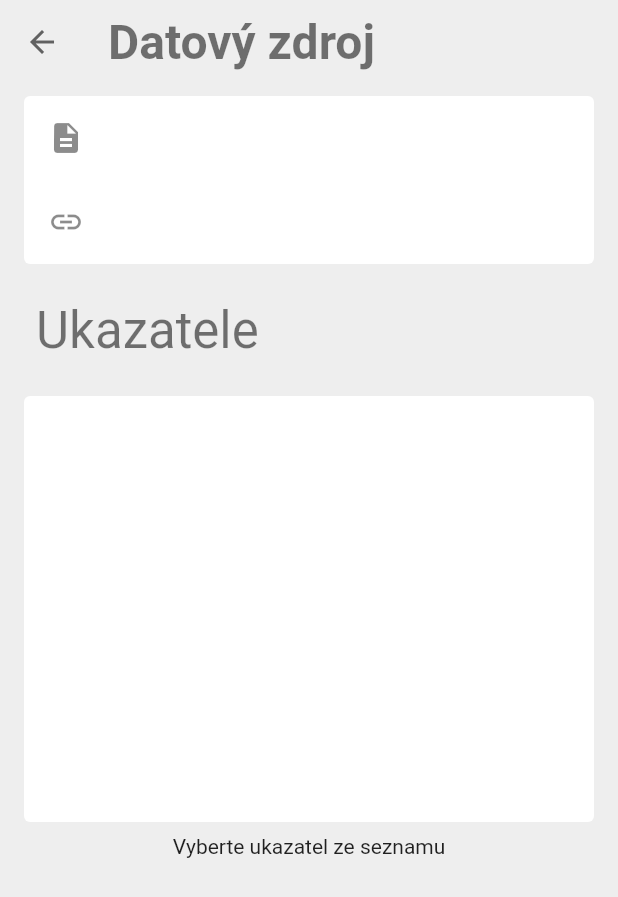
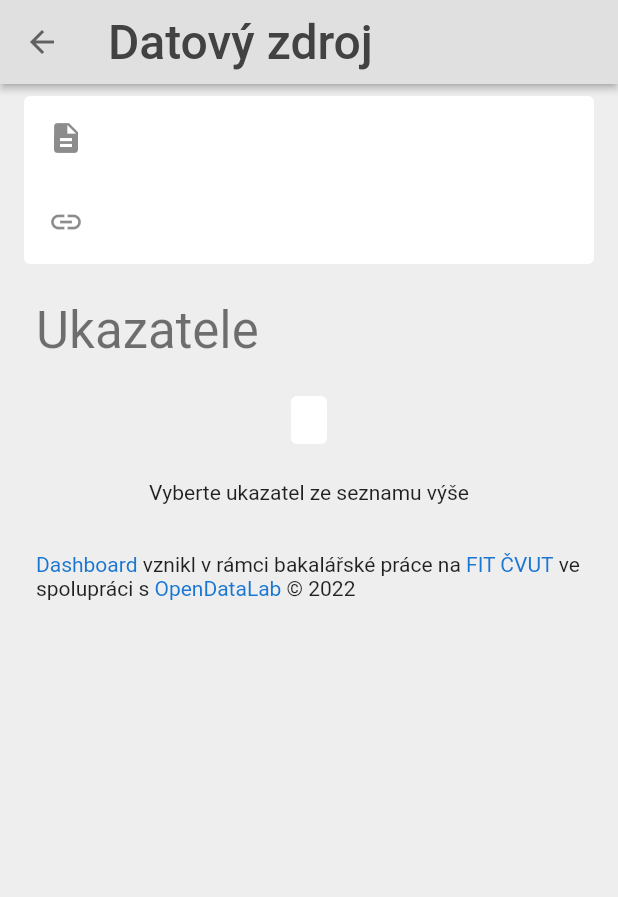
Before and after one commit to opendatalabcz/tfr-dashboard, a Flutter app: the DataSourcePage screen opened directly with empty values, on a phone screen of 412 x 824 dp. Shown: the top 897 px of the screen. Run offline on Flutter 3.47's test engine with Material 2 defaults, Android fonts, the light colour scheme and no system bars; our stand-ins replace flutter_riverpod, riverpod, shared_preferences, syncfusion_flutter_charts; accounts and stored records are empty; network calls fail.

Commit message:
Enhance user experience
- Show scrollbar at all times in selector cards
- Regions are now alphabetically sorted by name in selector card
- Add a footer
- Stretch the TFR chart to the whole Y axis
- Changed scrolling behavior in data source detail page

```diff
--- a/app/lib/src/app/presentation/common.dart
+++ b/app/lib/src/app/presentation/common.dart
@@ -1,4 +1,6 @@
+import 'package:flutter/gestures.dart';
 import 'package:flutter/material.dart';
+import 'package:url_launcher/url_launcher.dart';
 
 import 'package:tfr_dashboard/src/theming/theming.dart';
 
@@ -55,22 +57,20 @@ class SelectorCard<T> extends StatelessWidget {
 
   final TitleSelector<T> titleSelector;
 
+  final bool isScrollable;
+
   const SelectorCard({
     Key? key,
     required this.items,
     required this.isSelected,
     required this.onSelected,
     required this.titleSelector,
+    this.isScrollable = true,
   }) : super(key: key);
 
   @override
   Widget build(BuildContext context) {
-    return Card(
-      child: Padding(
-        padding: CustomTheme.of(context).sizes.tilePadding,
-        child: ListView(
-          controller: ScrollController(),
-          children: [
+    final children = [
       for (final item in items)
         ListTile(
           title: Text(titleSelector(item)),
@@ -85,9 +85,95 @@ class SelectorCard<T> extends StatelessWidget {
             onSelected(item);
           },
         ),
-          ],
+    ];
+
+    if (isScrollable) {
+      final scrollController = ScrollController();
+
+      return Card(
+        child: Padding(
+          padding: CustomTheme.of(context).sizes.padding.copyWith(right: 8.0),
+          child: Scrollbar(
+            controller: scrollController,
+            isAlwaysShown: true,
+            child: Padding(
+              padding: const EdgeInsets.only(right: 18.0),
+              // padding: const EdgeInsets.all(16.0),
+              child: ScrollConfiguration(
+                behavior:
+                    ScrollConfiguration.of(context).copyWith(scrollbars: false),
+                child: ListView(
+                  controller: scrollController,
+                  children: children,
+                ),
+              ),
+            ),
+          ),
+        ),
+      );
+    } else {
+      return Card(
+        child: Padding(
+          padding: CustomTheme.of(context).sizes.padding.copyWith(right: 8.0),
+          child: Column(
+            children: children,
           ),
         ),
       );
     }
   }
+}
+
+class PageFooter extends StatelessWidget {
+  const PageFooter({Key? key}) : super(key: key);
+
+  @override
+  Widget build(BuildContext context) {
+    return Container(
+      padding: CustomTheme.of(context).sizes.padding,
+      child: Center(
+        // 'Dashboard vznikl v rámci bakalářské práce na FIT ČVUT ve spolupráci s OpenDataLab © 2022'
+        child: RichText(
+          text: TextSpan(
+            style: Theme.of(context).textTheme.bodyMedium,
+            children: [
+              TextSpan(
+                text: 'Dashboard',
+                style: TextStyle(
+                  color: Theme.of(context).primaryColor,
+                ),
+                recognizer: TapGestureRecognizer()
+                  ..onTap = () {
+                    launch('https://github.com/opendatalabcz/tfr-dashboard');
+                  },
+              ),
+              const TextSpan(text: ' vznikl v rámci bakalářské práce na '),
+              TextSpan(
+                text: 'FIT ČVUT',
+                style: TextStyle(
+                  color: Theme.of(context).primaryColor,
+                ),
+                recognizer: TapGestureRecognizer()
+                  ..onTap = () {
+                    launch('https://fit.cvut.cz');
+                  },
+              ),
+              const TextSpan(text: ' ve spolupráci s '),
+              TextSpan(
+                text: 'OpenDataLab',
+                style: TextStyle(
+                  color: Theme.of(context).primaryColor,
+                ),
+                recognizer: TapGestureRecognizer()
+                  ..onTap = () {
+                    launch('https://opendatalab.cz');
+                  },
+              ),
+              const TextSpan(text: ' © 2022'),
+            ],
+          ),
+        ),
+      ),
+    );
+  }
+}
--- a/app/lib/src/dashboard/presentation/dashboard.dart
+++ b/app/lib/src/dashboard/presentation/dashboard.dart
@@ -1,5 +1,6 @@
 import 'package:flutter/material.dart';
 import 'package:flutter_riverpod/flutter_riverpod.dart';
+import 'package:tfr_dashboard/src/app/presentation/common.dart';
 
 import 'package:tfr_dashboard/src/config/config.dart';
 import 'package:tfr_dashboard/src/dashboard/presentation/data_sources.dart';
@@ -34,6 +35,7 @@ class Dashboard extends ConsumerWidget {
             ),
         child: ListView(
           children: [
+            SizedBox(height: CustomTheme.of(context).sizes.halfPaddingSize),
             Padding(
               padding: CustomTheme.of(context).sizes.halfPadding.copyWith(
                     top: 0,
@@ -63,6 +65,7 @@ class Dashboard extends ConsumerWidget {
             const NumbersStrip(),
             const RegionsDashboard(),
             const DataSources(),
+            const PageFooter(),
             SizedBox(height: CustomTheme.of(context).sizes.halfPaddingSize),
           ],
         ),
--- a/app/lib/src/dashboard/presentation/numbers_strip.dart
+++ b/app/lib/src/dashboard/presentation/numbers_strip.dart
@@ -60,7 +60,8 @@ class DashboardSingleValueCard extends StatelessWidget {
           children: [
             Text(
               value,
-              style: Theme.of(context).textTheme.displaySmall,
+              style: Theme.of(context).textTheme.displaySmall!.copyWith(
+                  color: Theme.of(context).primaryColor.withOpacity(0.8)),
             ),
             SizedBox(width: CustomTheme.of(context).sizes.paddingSize),
             Text(title),
--- a/app/lib/src/data/presentation/data_source.dart
+++ b/app/lib/src/data/presentation/data_source.dart
@@ -38,8 +38,8 @@ class DataSourcePage extends ConsumerWidget {
               top: 0,
               bottom: 0,
             ),
-        child: Column(
-          crossAxisAlignment: CrossAxisAlignment.start,
+        child: ListView(
+          // crossAxisAlignment: CrossAxisAlignment.start,
           children: [
             Card(
               child: Column(
@@ -78,6 +78,7 @@ class DataSourcePage extends ConsumerWidget {
             Expanded(
               child: LayoutBuilder(builder: ((context, constraints) {
                 final datasetSelector = SelectorCard<Dataset>(
+                  isScrollable: false,
                   items: datasetsAsyncValue.maybeWhen(
                     data: (data) => data,
                     orElse: () => [],
@@ -92,13 +93,17 @@ class DataSourcePage extends ConsumerWidget {
                 if (constraints.maxWidth >=
                     CustomTheme.of(context).sizes.widescreenThreshold) {
                   return Row(
+                    crossAxisAlignment: CrossAxisAlignment.start,
                     children: [
                       SizedBox(
                           width: min(constraints.maxWidth / 3, 400.0),
                           child: datasetSelector),
                       if (selectedDatasetId != null)
                         Expanded(
-                          child: DatasetCard(datasetId: selectedDatasetId),
+                          child: DatasetCard(
+                            datasetId: selectedDatasetId,
+                            isScrollable: false,
+                          ),
                         )
                       else
                         const Expanded(
@@ -109,26 +114,27 @@ class DataSourcePage extends ConsumerWidget {
                     ],
                   );
                 } else {
-                  return ListView(
+                  return Column(
                     children: [
-                      SizedBox(
-                        height: 300,
-                        child: datasetSelector,
-                      ),
+                      datasetSelector,
                       if (selectedDatasetId != null)
                         DatasetCard(
                           datasetId: selectedDatasetId,
                           isScrollable: false,
                         )
                       else
-                        const Center(
-                          child: Text('Vyberte ukazatel ze seznamu'),
+                        Padding(
+                          padding: CustomTheme.of(context).sizes.padding,
+                          child: const Center(
+                            child: Text('Vyberte ukazatel ze seznamu výše'),
+                          ),
                         ),
                     ],
                   );
                 }
               })),
             ),
+            const PageFooter(),
             SizedBox(height: CustomTheme.of(context).sizes.halfPaddingSize),
           ],
         ),
@@ -215,7 +221,10 @@ class DatasetCard extends ConsumerWidget {
     return Card(
       child: isScrollable
           ? ListView(children: children)
-          : Column(children: children),
+          : Column(
+              children: children,
+              crossAxisAlignment: CrossAxisAlignment.start,
+            ),
     );
   }
 }
```
Also changed, not shown: app/lib/src/dashboard/presentation/regions.dart (+35 -10 lines), app/lib/src/theming/domain/dark_theme.dart (+4 -4 lines), app/lib/src/theming/domain/light_theme.dart (+6 -6 lines). Lines whose indentation alone changed are shown as unchanged.
